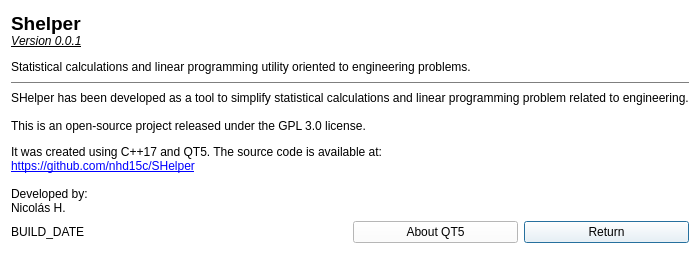
Qt form ui/aboutdialog.ui (h-nick/SHelper) before a commit.
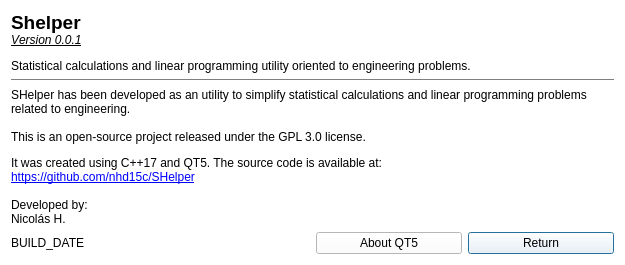
The same form after that commit.

```diff
--- a/ui/aboutdialog.ui
+++ b/ui/aboutdialog.ui
@@ -458,7 +458,7 @@
    <item row="2" column="0" colspan="2">
     <widget class="QLabel" name="labelAbout">
      <property name="text">
-      <string>&lt;html&gt;&lt;head/&gt;&lt;body&gt;&lt;p&gt;SHelper has been developed as a tool to simplify statistical calculations and linear programming problem related to engineering.&lt;br/&gt;&lt;br/&gt;This is an open-source project released under the GPL 3.0 license.&lt;p&gt;It was created using C++17 and QT5. The source code is available at:&lt;br/&gt;&lt;a href=&quot;https://github.com/nhd15c/SHelper&quot;&gt;&lt;span style=&quot; text-decoration: underline; color:#0000ff;&quot;&gt;https://github.com/nhd15c/SHelper&lt;br/&gt;&lt;br/&gt;&lt;/span&gt;&lt;/a&gt;Developed by:&lt;br/&gt;Nicolás H.&lt;/p&gt;&lt;/body&gt;&lt;/html&gt;</string>
+      <string>&lt;html&gt;&lt;head/&gt;&lt;body&gt;&lt;p&gt;SHelper has been developed as an utility to simplify statistical calculations and linear programming problems&lt;br/&gt; related to engineering.&lt;br/&gt;&lt;br/&gt;This is an open-source project released under the GPL 3.0 license.&lt;p&gt;It was created using C++17 and QT5. The source code is available at:&lt;br/&gt;&lt;a href=&quot;https://github.com/nhd15c/SHelper&quot;&gt;&lt;span style=&quot; text-decoration: underline; color:#0000ff;&quot;&gt;https://github.com/nhd15c/SHelper&lt;br/&gt;&lt;br/&gt;&lt;/span&gt;&lt;/a&gt;Developed by:&lt;br/&gt;Nicolás H.&lt;/p&gt;&lt;/body&gt;&lt;/html&gt;</string>
      </property>
      <property name="openExternalLinks">
       <bool>true</bool>
```
